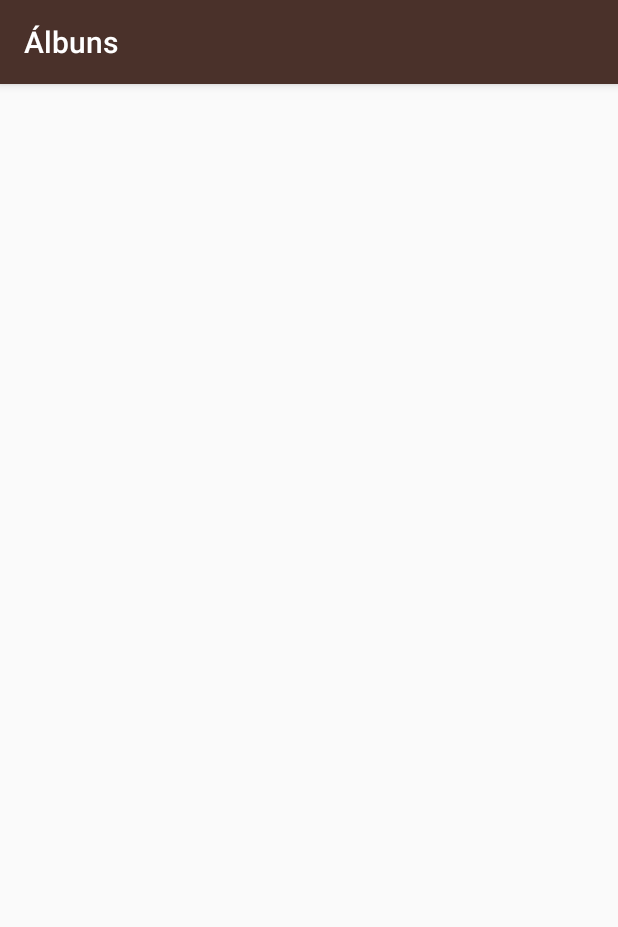
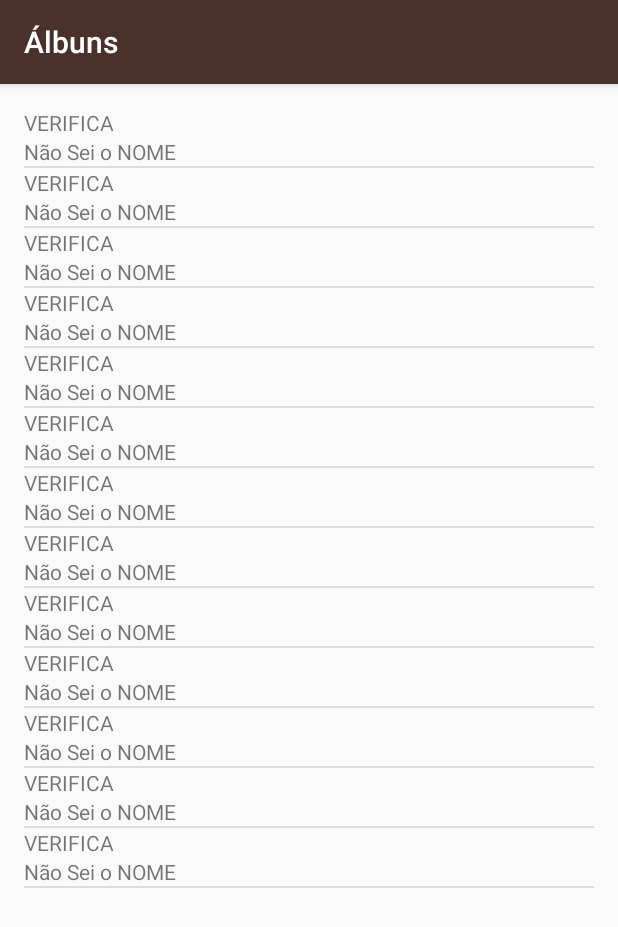
Before and after one commit to SergioPadlas/musical-app, an Android app: the AlbunsActivity screen opened directly, with no data from a screen before it, on a phone screen of 412 x 824 dp. Shown: the top 927 px of the screen. Run offline under Robolectric (Android 15) with nearby library versions, the phone set to English and light mode, and no system bars.

Commit message:
Inclusao Adapter

```diff
--- a/app/src/main/AndroidManifest.xml
+++ b/app/src/main/AndroidManifest.xml
@@ -9,7 +9,7 @@
         android:roundIcon="@mipmap/ic_launcher_round"
         android:supportsRtl="true"
         android:theme="@style/AppTheme">
-        <activity android:name=".ArtistasActivity" android:label="@string/categoria_artista"></activity>
+        <activity android:name=".ArtistasActivity" android:label="@string/categoria_artistas"></activity>
         <activity android:name=".AlbunsActivity" android:label="@string/categoria_albuns" />
         <activity android:name=".DowloadsActivity" android:label="@string/categoria_dowloads" />
         <activity android:name=".FavoritasActivity" android:label="@string/categoria_favoritas" />
--- a/app/src/main/java/android/example/musicalapp/Albun.java
+++ b/app/src/main/java/android/example/musicalapp/Albun.java
@@ -9,7 +9,6 @@ public class Albun {
         mDefaultAlbun = defaultAlbun;
         mDefaultArtista = defaultArtista;
     }
-
         public String getDefaultAlbun(){
             return mDefaultAlbun;
         }
--- /dev/null
+++ b/app/src/main/java/android/example/musicalapp/AlbunAdapter.java
@@ -0,0 +1,41 @@
+package android.example.musicalapp;
+
+import android.app.Activity;
+import android.view.LayoutInflater;
+import android.view.View;
+import android.view.ViewGroup;
+import android.widget.ArrayAdapter;
+import android.widget.TextView;
+
+import java.util.ArrayList;
+
+public class AlbunAdapter extends ArrayAdapter <Albun> {
+
+    public AlbunAdapter(Activity context, ArrayList<Albun> androidFlavors) {
+        super(context, 0, androidFlavors);
+    }
+
+    @Override
+    public View getView(int position, View convertView, ViewGroup parent) {
+
+        View listItemView = convertView;
+
+        if (listItemView == null){
+                    listItemView = LayoutInflater.from(getContext()).inflate(
+                    R.layout.list_item_albuns, parent,false);
+        }
+
+        Albun currentGetAlbun = getItem(position);
+
+        TextView albunText = (TextView) listItemView.findViewById(R.id.albuns_text_view);
+        albunText.setText(currentGetAlbun.getDefaultAlbun());
+
+        TextView artistaView = (TextView) listItemView.findViewById(R.id.artistas_text_view);
+        artistaView.setText(currentGetAlbun.getDefaultArtista());
+
+        return listItemView;
+    }
+
+
+
+}
--- a/app/src/main/java/android/example/musicalapp/AlbunsActivity.java
+++ b/app/src/main/java/android/example/musicalapp/AlbunsActivity.java
@@ -2,6 +2,7 @@ package android.example.musicalapp;
 
 import android.support.v7.app.AppCompatActivity;
 import android.os.Bundle;
+import android.widget.ListView;
 
 import java.util.ArrayList;
 
@@ -14,6 +15,25 @@ public class AlbunsActivity extends AppCompatActivity {
 
         ArrayList<Albun> albuns = new ArrayList<Albun>();
 
+        albuns.add(new Albun("VERIFICA", "Não Sei o NOME "));
+        albuns.add(new Albun("VERIFICA", "Não Sei o NOME "));
+        albuns.add(new Albun("VERIFICA", "Não Sei o NOME "));
+        albuns.add(new Albun("VERIFICA", "Não Sei o NOME "));
+        albuns.add(new Albun("VERIFICA", "Não Sei o NOME "));
+        albuns.add(new Albun("VERIFICA", "Não Sei o NOME "));
+        albuns.add(new Albun("VERIFICA", "Não Sei o NOME "));
+        albuns.add(new Albun("VERIFICA", "Não Sei o NOME "));
+        albuns.add(new Albun("VERIFICA", "Não Sei o NOME "));
+        albuns.add(new Albun("VERIFICA", "Não Sei o NOME "));
+        albuns.add(new Albun("VERIFICA", "Não Sei o NOME "));
+        albuns.add(new Albun("VERIFICA", "Não Sei o NOME "));
+        albuns.add(new Albun("VERIFICA", "Não Sei o NOME "));
+
+        AlbunAdapter adapter = new AlbunAdapter(this, albuns);
+
+        ListView listView = (ListView) findViewById(R.id.list);
+
+        listView.setAdapter(adapter);
 
 
     }
--- a/app/src/main/res/layout/activity_albuns.xml
+++ b/app/src/main/res/layout/activity_albuns.xml
@@ -1,6 +1,6 @@
 <?xml version="1.0" encoding="utf-8"?>
 <ListView xmlns:android="http://schemas.android.com/apk/res/android"
-    xmlns:tools="http://schemas.android.com/apk/res-auto"
+    xmlns:tools="http://schemas.android.com/tools"
     android:id="@+id/list"
     android:orientation="vertical"
     android:layout_width="match_parent"
--- a/app/src/main/res/layout/activity_artistas.xml
+++ b/app/src/main/res/layout/activity_artistas.xml
@@ -1,5 +1,6 @@
 <?xml version="1.0" encoding="utf-8"?>
-<android.support.constraint.ConstraintLayout xmlns:android="http://schemas.android.com/apk/res/android"
+<android.support.constraint.ConstraintLayout
+    xmlns:android="http://schemas.android.com/apk/res/android"
     xmlns:app="http://schemas.android.com/apk/res-auto"
     xmlns:tools="http://schemas.android.com/tools"
     android:layout_width="match_parent"
--- a/app/src/main/res/layout/activity_dowloads.xml
+++ b/app/src/main/res/layout/activity_dowloads.xml
@@ -1,9 +1,9 @@
 <?xml version="1.0" encoding="utf-8"?>
-<android.support.constraint.ConstraintLayout xmlns:android="http://schemas.android.com/apk/res/android"
+<LinearLayout xmlns:android="http://schemas.android.com/apk/res/android"
     xmlns:app="http://schemas.android.com/apk/res-auto"
     xmlns:tools="http://schemas.android.com/tools"
     android:layout_width="match_parent"
     android:layout_height="match_parent"
     tools:context=".DowloadsActivity">
 
-</android.support.constraint.ConstraintLayout>
+</LinearLayout>
--- a/app/src/main/res/layout/list_item_albuns.xml
+++ b/app/src/main/res/layout/list_item_albuns.xml
@@ -16,4 +16,6 @@
         android:layout_width="match_parent"
         android:layout_height="wrap_content" />
 
+
+
 </LinearLayout>
```
